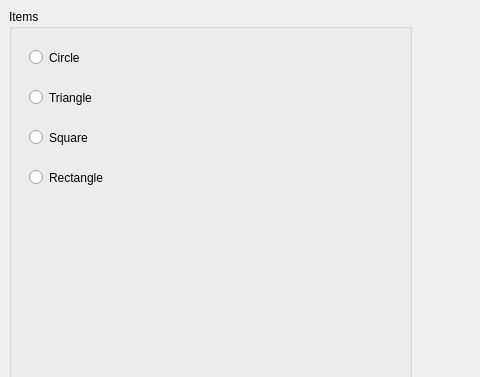
First picture: the form in shapes/src/MainWindow.ui, repository AlexanderIlyin81/demos, before the edit; both pictures show x 0 to 480 and y 0 to 377 of the 830 by 675 pixel window.
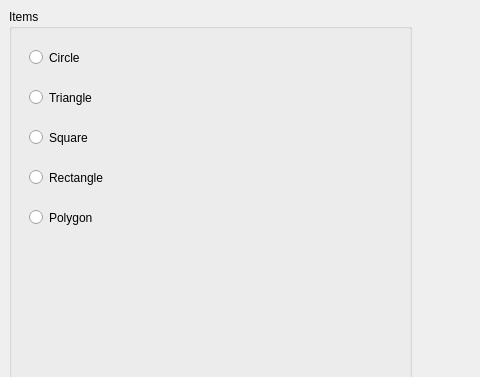
Second picture: the form after the edit.

Commit message: Added polygons with random number of vertices

```diff
--- a/shapes/src/MainWindow.ui
+++ b/shapes/src/MainWindow.ui
@@ -74,6 +74,19 @@
           <string>Rectangle</string>
          </property>
         </widget>
+        <widget class="QRadioButton" name="rbPolygon">
+         <property name="geometry">
+          <rect>
+           <x>20</x>
+           <y>200</y>
+           <width>82</width>
+           <height>17</height>
+          </rect>
+         </property>
+         <property name="text">
+          <string>Polygon</string>
+         </property>
+        </widget>
        </widget>
       </item>
       <item>
```
The commit also changes 3 other files.
